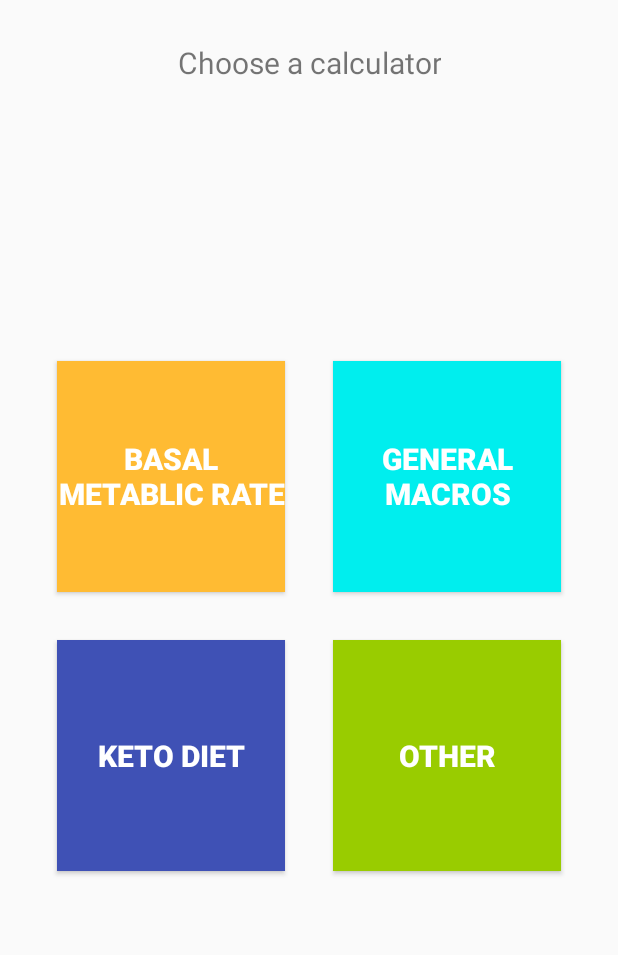
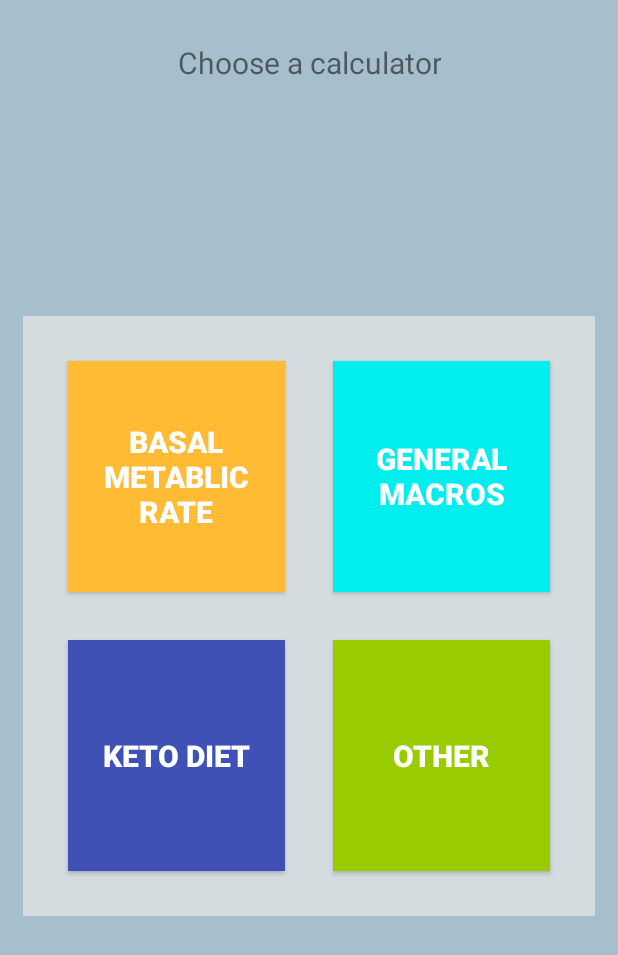
Before and after one commit to thejosecolmenero/SimpleMacros, an Android app: the screen it shows after launch (MainActivity), on a phone screen of 412 x 824 dp. Shown: the top 955 px of the screen. Run offline under Robolectric (Android 15) with nearby library versions, the phone set to English and light mode, and no system bars.

```diff
--- a/app/src/main/res/layout/activity_main.xml
+++ b/app/src/main/res/layout/activity_main.xml
@@ -4,6 +4,7 @@
     xmlns:tools="http://schemas.android.com/tools"
     android:layout_width="match_parent"
     android:layout_height="match_parent"
+    android:background="#a7becc"
     android:orientation="vertical">
 
 
@@ -22,14 +23,16 @@
         app:layout_constraintTop_toTopOf="parent" />
 
     <GridLayout
-        android:layout_width="match_parent"
+        android:layout_width="0dp"
         android:layout_height="400dp"
+        android:layout_margin="15dp"
         android:layout_marginBottom="8dp"
         android:layout_marginEnd="8dp"
         android:layout_marginStart="8dp"
         android:layout_marginTop="8dp"
         android:layout_weight="8"
         android:alignmentMode="alignMargins"
+        android:background="#d5dce0"
         android:columnCount="2"
         android:columnOrderPreserved="false"
         android:padding="14dp"
```
